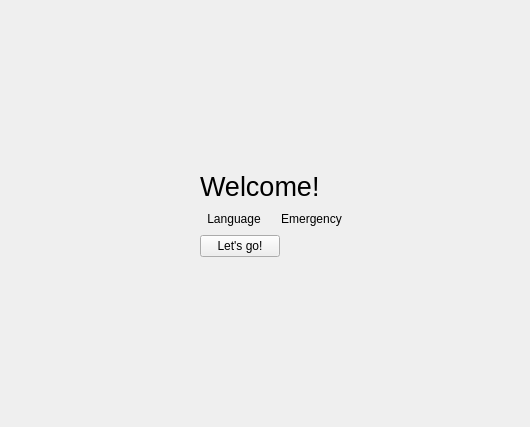
theCheeseboard/thedesk, file desktop/onboarding/onboardingwelcome.ui: the form before one commit.
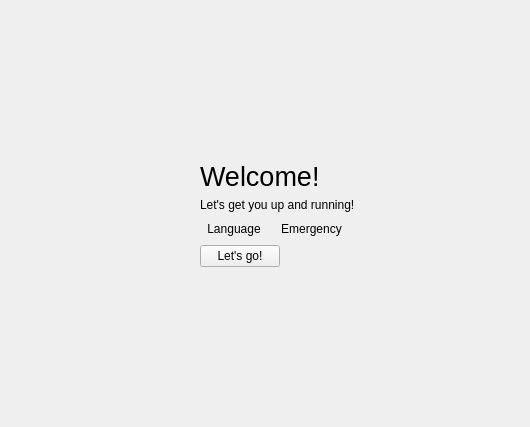
The form after the commit. Icons and pictures are not drawn.

The edit to the form file:
```diff
--- a/desktop/onboarding/onboardingwelcome.ui
+++ b/desktop/onboarding/onboardingwelcome.ui
@@ -42,6 +42,13 @@
      </property>
     </widget>
    </item>
+   <item>
+    <widget class="QLabel" name="label_2">
+     <property name="text">
+      <string>Let's get you up and running!</string>
+     </property>
+    </widget>
+   </item>
    <item>
     <layout class="QHBoxLayout" name="horizontalLayout_2">
      <item>
```
Left out of the diff: 2 changed lines with no effect on the pictures.
